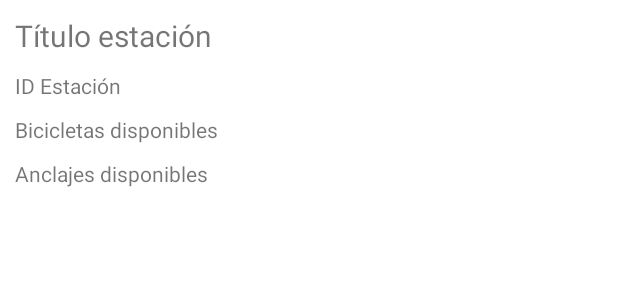
After one commit to scalahorra/urbano-zaragoza-api-java, an Android app: the layout activity_bizi_extendida.xml on its own in the app's theme, with its tools: preview values and no code run, on a phone screen of 412 x 824 dp. The commit adds this screen. Shown: the top 300 px of the screen. Run offline under Robolectric (Android 15) with nearby library versions, the phone set to English and light mode, and no system bars; network calls fail.

Commit message:
onClick para extender la información de las estaciones de bicicletas

```diff
--- a/app/src/main/AndroidManifest.xml
+++ b/app/src/main/AndroidManifest.xml
@@ -11,6 +11,9 @@
         android:roundIcon="@mipmap/ic_launcher_round"
         android:supportsRtl="true"
         android:theme="@style/Theme.TransporteZaragozaAPI">
+        <activity
+            android:name=".bizi.BiziExtendidaActivity"
+            android:exported="true" />
         <activity
             android:name=".bizi.BiziActivity"
             android:exported="true" />
--- /dev/null
+++ b/app/src/main/res/layout/activity_bizi_extendida.xml
@@ -0,0 +1,49 @@
+<?xml version="1.0" encoding="utf-8"?>
+<androidx.constraintlayout.widget.ConstraintLayout xmlns:android="http://schemas.android.com/apk/res/android"
+    xmlns:app="http://schemas.android.com/apk/res-auto"
+    xmlns:tools="http://schemas.android.com/tools"
+    android:layout_width="match_parent"
+    android:layout_height="match_parent"
+    tools:context=".bizi.BiziExtendidaActivity">
+
+    <TextView
+        android:id="@+id/tv_titleBiziExtendida"
+        android:layout_width="match_parent"
+        android:layout_height="wrap_content"
+        android:layout_marginStart="10dp"
+        android:layout_marginTop="10dp"
+        android:text="@string/tv_titleBizi"
+        android:textSize="20sp"
+        app:layout_constraintStart_toStartOf="parent"
+        app:layout_constraintTop_toTopOf="parent" />
+
+    <TextView
+        android:id="@+id/tv_idBiziExtendida"
+        android:layout_width="match_parent"
+        android:layout_height="wrap_content"
+        android:layout_marginStart="10dp"
+        android:layout_marginTop="10dp"
+        android:text="@string/tv_idBiziExtendida"
+        app:layout_constraintStart_toStartOf="parent"
+        app:layout_constraintTop_toBottomOf="@+id/tv_titleBiziExtendida" />
+
+    <TextView
+        android:id="@+id/tv_bDisponiblesBiziExtendida"
+        android:layout_width="match_parent"
+        android:layout_height="wrap_content"
+        android:layout_marginStart="10dp"
+        android:layout_marginTop="10dp"
+        android:text="@string/tv_bDisponibleBiziExtendida"
+        app:layout_constraintStart_toStartOf="parent"
+        app:layout_constraintTop_toBottomOf="@+id/tv_idBiziExtendida" />
+
+    <TextView
+        android:id="@+id/tv_aBiziExtendida"
+        android:layout_width="wrap_content"
+        android:layout_height="wrap_content"
+        android:layout_marginStart="10dp"
+        android:layout_marginTop="10dp"
+        android:text="@string/tv_aBiziExtendida"
+        app:layout_constraintStart_toStartOf="parent"
+        app:layout_constraintTop_toBottomOf="@+id/tv_bDisponiblesBiziExtendida" />
+</androidx.constraintlayout.widget.ConstraintLayout>
--- a/app/src/main/res/values/strings.xml
+++ b/app/src/main/res/values/strings.xml
@@ -3,4 +3,7 @@
     <string name="tv_titleMain">Aplicación en Construcción</string>
     <string name="tv_titleBizi">Título estación</string>
     <string name="btn_irBicicletas">Estaciones Bizi</string>
+    <string name="tv_idBiziExtendida">ID Estación</string>
+    <string name="tv_bDisponibleBiziExtendida">Bicicletas disponibles</string>
+    <string name="tv_aBiziExtendida">Anclajes disponibles</string>
 </resources>
```
Also changed, not shown: app/src/main/java/com/example/transportezaragozaapi/bizi/Bizi.java (+17 -8 lines), app/src/main/java/com/example/transportezaragozaapi/bizi/BiziActivity.java (+7 -1 lines), app/src/main/java/com/example/transportezaragozaapi/bizi/BiziAdapter.java (+33 -1 lines), app/src/main/java/com/example/transportezaragozaapi/bizi/BiziExtendidaActivity.java (added, +34 -0 lines), app/src/main/res/layout/bizi.xml (+27 -0 lines).
